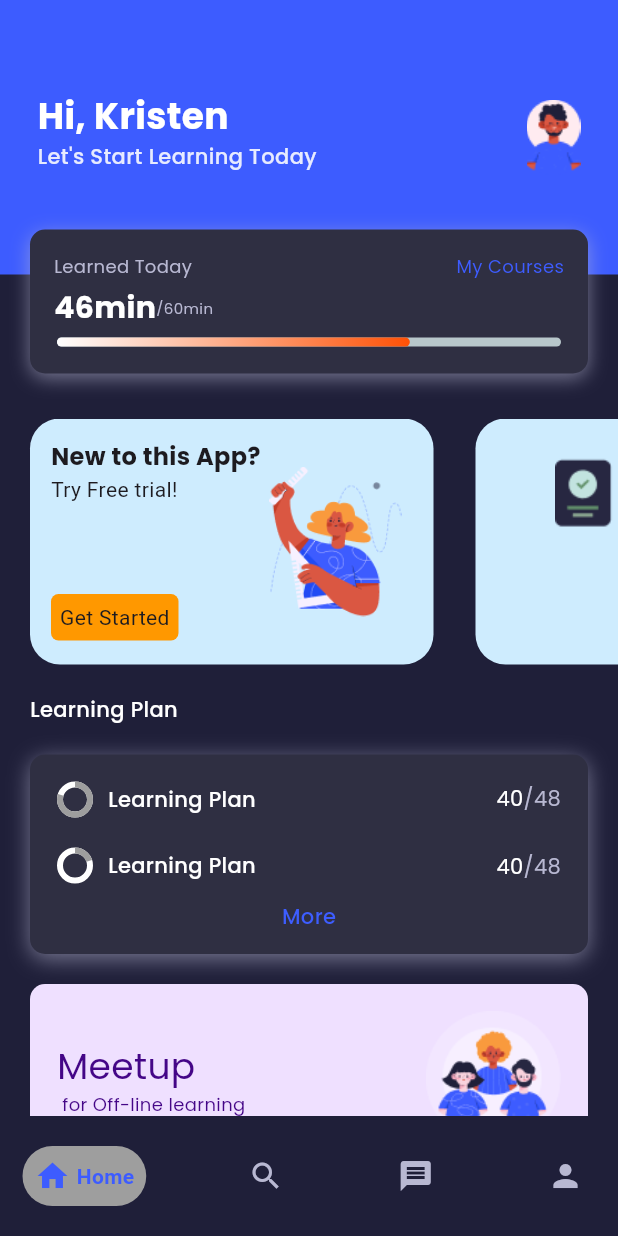
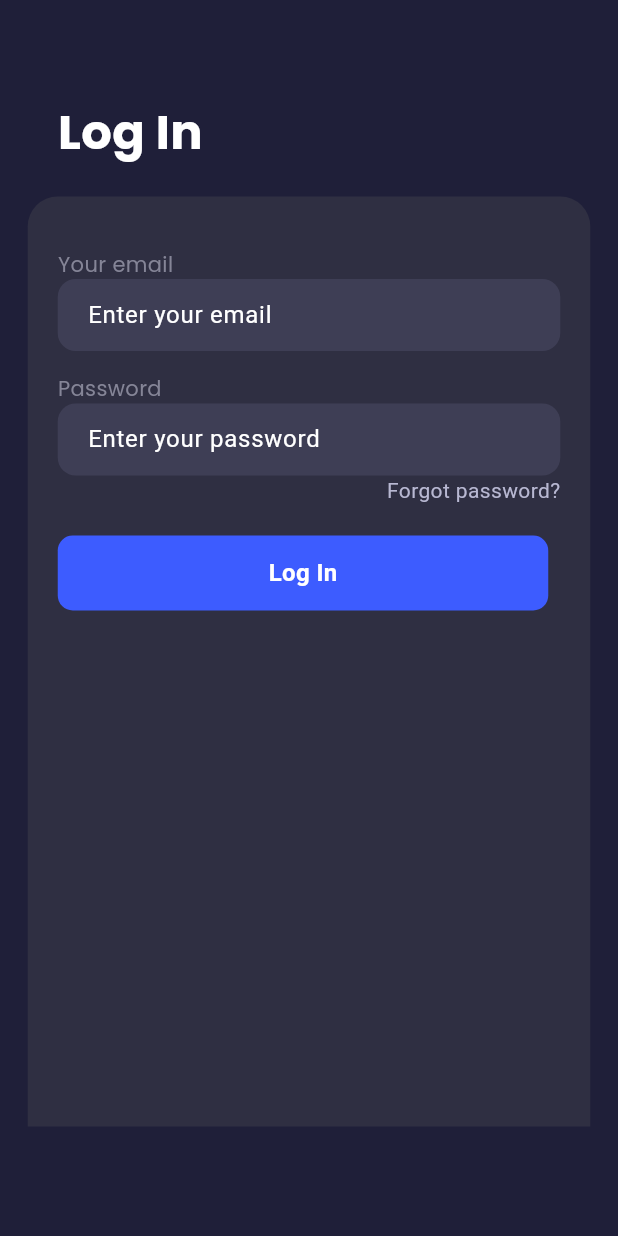
Before and after one commit to Nilav2608/study_app, a Flutter app: the GetStartedPage screen opened directly, after a tap on "Log in", on a phone screen of 412 x 824 dp. Run offline on Flutter 3.47's test engine with Material 2 defaults, Android fonts, the phone set to English and light mode, and no system bars; drawn by our look-alikes of google_nav_bar, percent_indicator; our stand-ins replace google_fonts, lottie, smooth_page_indicator.

Commit message:
log in page update

```diff
--- /dev/null
+++ b/lib/intor_screen/LS/login_page.dart
@@ -0,0 +1,139 @@
+import 'package:flutter/material.dart';
+import 'package:google_fonts/google_fonts.dart';
+
+class LoginPage extends StatefulWidget {
+  const LoginPage({super.key});
+
+  @override
+  State<LoginPage> createState() => _LoginPageState();
+}
+
+class _LoginPageState extends State<LoginPage> {
+  @override
+  Widget build(BuildContext context) {
+    return Scaffold(
+      backgroundColor: const Color.fromARGB(255, 31, 31, 57),
+      body: SafeArea(
+        child: SingleChildScrollView(
+          child: Center(
+            child: Column(
+              crossAxisAlignment: CrossAxisAlignment.start,
+              children: [
+                const SizedBox(
+                  height: 45,
+                ),
+                Padding(
+                  padding: const EdgeInsets.all(20.0),
+                  child: Text(
+                    "Log In",
+                    style: GoogleFonts.poppins(
+                        fontWeight: FontWeight.bold,
+                        fontSize: 32,
+                        color: Colors.white),
+                  ),
+                ),
+                Container(
+                  width: 375,
+                  height: 620,
+                  decoration: const BoxDecoration(
+                      borderRadius: BorderRadius.only(
+                          topRight: Radius.circular(20),
+                          topLeft: Radius.circular(20)),
+                      color: Color.fromARGB(255, 47, 47, 66)),
+                  child: Padding(
+                    padding: EdgeInsets.all(20.0),
+                    child: Column(
+                      crossAxisAlignment: CrossAxisAlignment.start,
+                      children: [
+                        const SizedBox(
+                          height: 15,
+                        ),
+                        //Email field
+                        Text(
+                          "Your email",
+                          style: GoogleFonts.poppins(
+                              fontSize: 14,
+                              color: Color.fromARGB(255, 133, 133, 151)),
+                        ),
+                        Container(
+                          decoration: BoxDecoration(
+                              color: Color.fromARGB(255, 62, 62, 85),
+                              borderRadius: BorderRadius.circular(12)),
+                          child: const Padding(
+                            padding: EdgeInsets.only(left: 20.0),
+                            child: TextField(
+                              // controller: passwordController,
+
+                              decoration: InputDecoration(
+                                  border: InputBorder.none,
+                                  hintStyle: TextStyle(color: Colors.white),
+                                  hintText: 'Enter your email'),
+                            ),
+                          ),
+                        ),
+                        const SizedBox(
+                          height: 15,
+                        ),
+                        //Password field
+                        Text(
+                          "Password",
+                          style: GoogleFonts.poppins(
+                              fontSize: 14,
+                              color: Color.fromARGB(255, 133, 133, 151)),
+                        ),
+                        Container(
+                          decoration: BoxDecoration(
+                              color: Color.fromARGB(255, 62, 62, 85),
+                              borderRadius: BorderRadius.circular(12)),
+                          child: const Padding(
+                            padding: EdgeInsets.only(left: 20.0),
+                            child: TextField(
+                              // controller: passwordController,
+                              obscureText: true,
+                              decoration: InputDecoration(
+                                  border: InputBorder.none,
+                                  hintStyle: TextStyle(color: Colors.white),
+                                  hintText: 'Enter your password'),
+                            ),
+                          ),
+                        ),
+                        Row(
+                          mainAxisAlignment: MainAxisAlignment.end,
+                          children: const [
+                            Text(
+                              "Forgot password?",
+                              style: TextStyle( color: Color.fromARGB(255, 184, 184, 210),
+                            ))
+                          ],
+                        ),
+                        const SizedBox(
+                          height: 20,
+                        ),
+                        Container(
+                          width: 327,
+                          height: 50,
+                          decoration: BoxDecoration(
+                              color: Color.fromARGB(255, 61, 92, 255),
+                              borderRadius: BorderRadius.circular(10)),
+                          child: const Center(
+                            child: Text(
+                              "Log In",
+                              style: TextStyle(
+                                  color: Colors.white,
+                                  fontSize: 16,
+                                  fontWeight: FontWeight.bold),
+                            ),
+                          ),
+                        ),
+                      ],
+                    ),
+                  ),
+                )
+              ],
+            ),
+          ),
+        ),
+      ),
+    );
+  }
+}
--- a/lib/intor_screen/get_started.dart
+++ b/lib/intor_screen/get_started.dart
@@ -1,4 +1,5 @@
 import 'package:course_app/home_main.dart';
+import 'package:course_app/intor_screen/LS/login_page.dart';
 import 'package:flutter/material.dart';
 import 'package:google_fonts/google_fonts.dart';
 import 'package:lottie/lottie.dart';
@@ -90,7 +91,7 @@ class GetStartedPage extends StatelessWidget {
                     onTap: () {
                       Navigator.push(context,
                           MaterialPageRoute(builder: (context) {
-                        return const HomeMain();
+                        return const LoginPage();
                       }));
                     },
                     child: Container(
```
